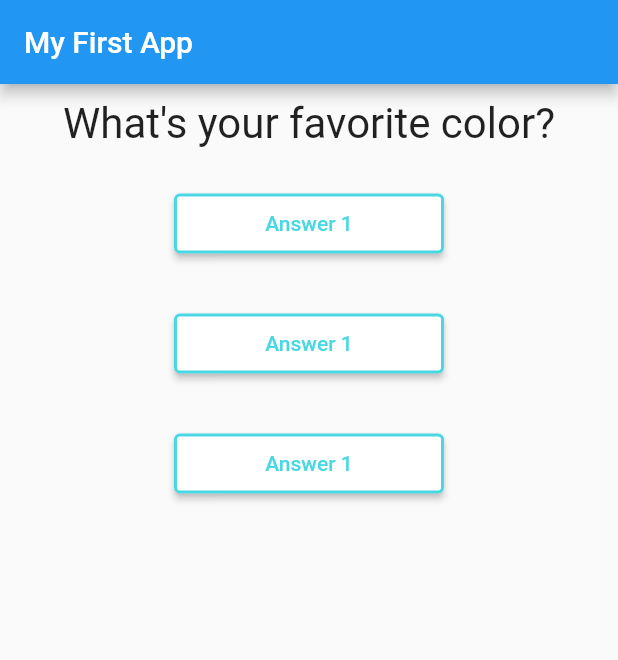
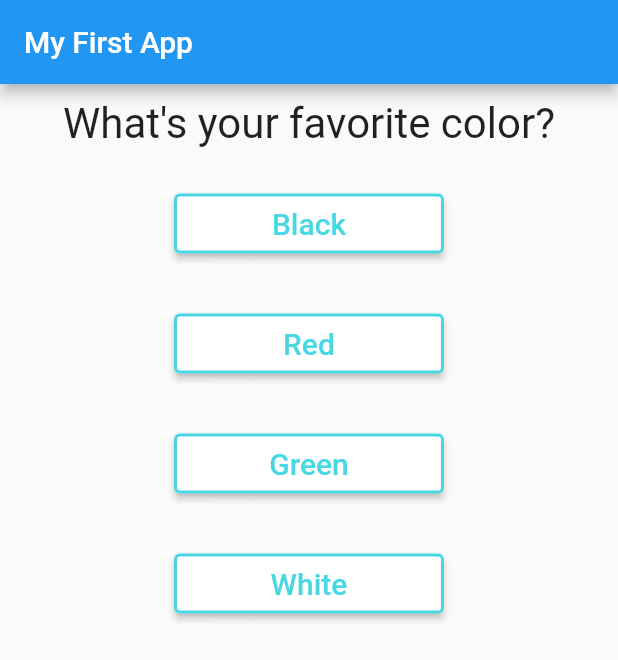
Before and after one commit to MuhammadZeeshan03/FlutterLearning, a Flutter app: the screen it shows after launch, on a phone screen of 412 x 824 dp. Shown: the top 660 px of the screen. Run offline on Flutter 3.47's test engine with Material 2 defaults, Android fonts, the phone set to English and light mode, and no system bars.

Commit message:
Answers changing along with questions.

```diff
--- a/lib/Answer.dart
+++ b/lib/Answer.dart
@@ -4,7 +4,8 @@ import 'package:flutter/material.dart';
 
 class Answer extends StatelessWidget {
   final VoidCallback selectHandler;
-  Answer(this.selectHandler);
+  final String answerText;
+  Answer(this.selectHandler, String this.answerText);
 
   @override
   Widget build(BuildContext context) {
@@ -31,7 +32,10 @@ class Answer extends StatelessWidget {
           side: getBorder(Color.fromARGB(193, 14, 204, 218), Colors.black54),
         ),
         onPressed: selectHandler,
-        child: Text('Answer 1'),
+        child: Text(
+          answerText,
+          style: TextStyle(fontSize: 20),
+        ),
       ),
     );
   }
--- a/lib/main.dart
+++ b/lib/main.dart
@@ -27,8 +27,18 @@ class _MyAppState extends State<MyApp> {
   @override
   Widget build(BuildContext context) {
     var questions = [
-      'What\'s your favorite color?',
-      'What\'s your favorite animal?',
+      {
+        'text': 'What\'s your favorite color?',
+        'answers': ['Black', 'Red', 'Green', 'White']
+      },
+      {
+        'text': 'What\'s your favorite animal?',
+        'answers': ['Rabbit', 'Snake', 'Elephant', 'Lion']
+      },
+      {
+        'text': 'What\'s your favorite instructor?',
+        'answers': ['Max', 'Max', 'Max', 'Max']
+      },
     ];
     return MaterialApp(
       home: Scaffold(
@@ -37,10 +47,13 @@ class _MyAppState extends State<MyApp> {
         ),
         body: Column(
           children: [
-            Question(questions[_questionIndex]),
-            Answer(_answerQuestion),
-            Answer(_answerQuestion),
-            Answer(_answerQuestion),
+            Question(
+              questions[_questionIndex]['text'] as String,
+            ),
+            ...(questions[_questionIndex]['answers'] as List<String>)
+                .map((answer) {
+              return Answer(_answerQuestion, answer);
+            }).toList()
           ],
         ),
       ),
```
